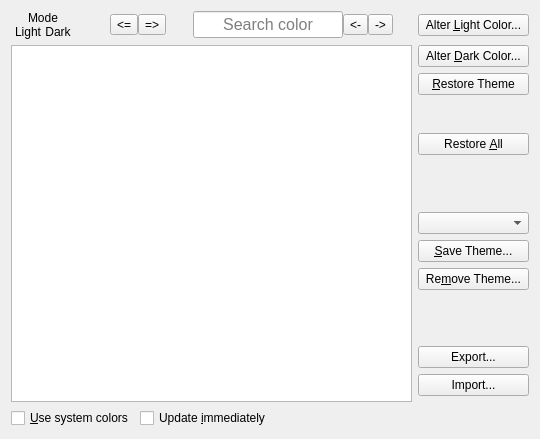
The window that src/frontends/qt/ui/PrefColorsUi.ui (kojiOnHill/lyx) describes before a commit, drawn with Qt 5.
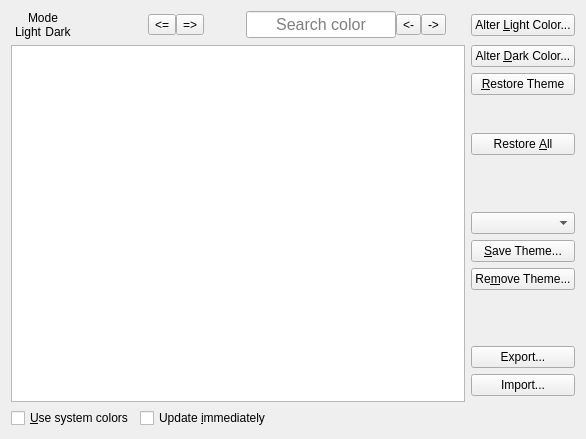
The same window after the commit. Icons and pictures are not drawn. Custom widgets are drawn as their Qt base class.

```diff
--- a/src/frontends/qt/ui/PrefColorsUi.ui
+++ b/src/frontends/qt/ui/PrefColorsUi.ui
@@ -6,7 +6,7 @@
    <rect>
     <x>0</x>
     <y>0</y>
-    <width>540</width>
+    <width>586</width>
     <height>439</height>
    </rect>
   </property>
@@ -473,7 +473,7 @@
         <string>Load preset color theme</string>
        </property>
        <property name="placeholderText">
-        <string>    Load Theme</string>
+        <string>Load Theme</string>
        </property>
       </widget>
      </item>
```
Left out of the diff: 38 changed lines with no effect on the pictures.
